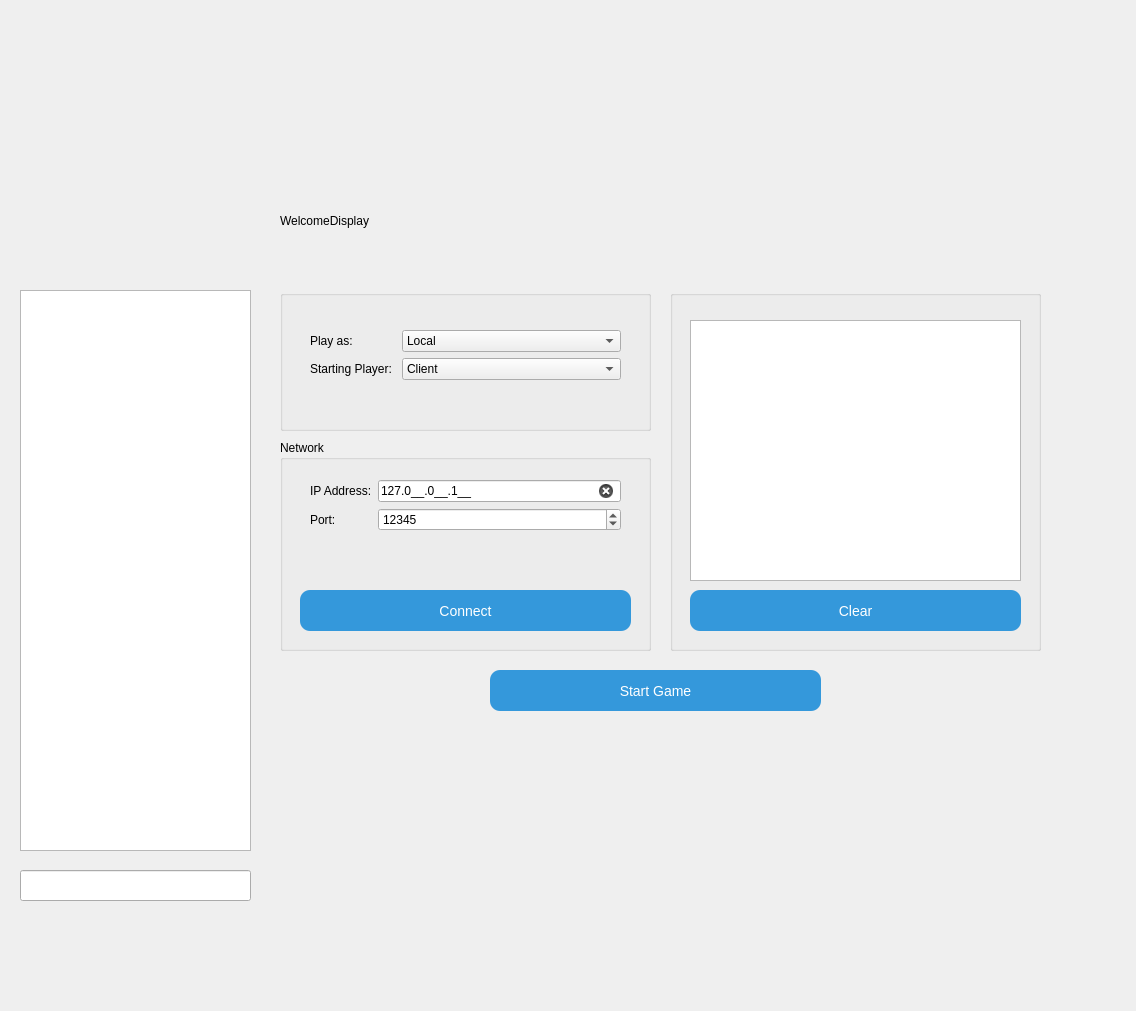
Qt form schach/schachgui.ui (Charly-62/QtChessApp) before a commit.
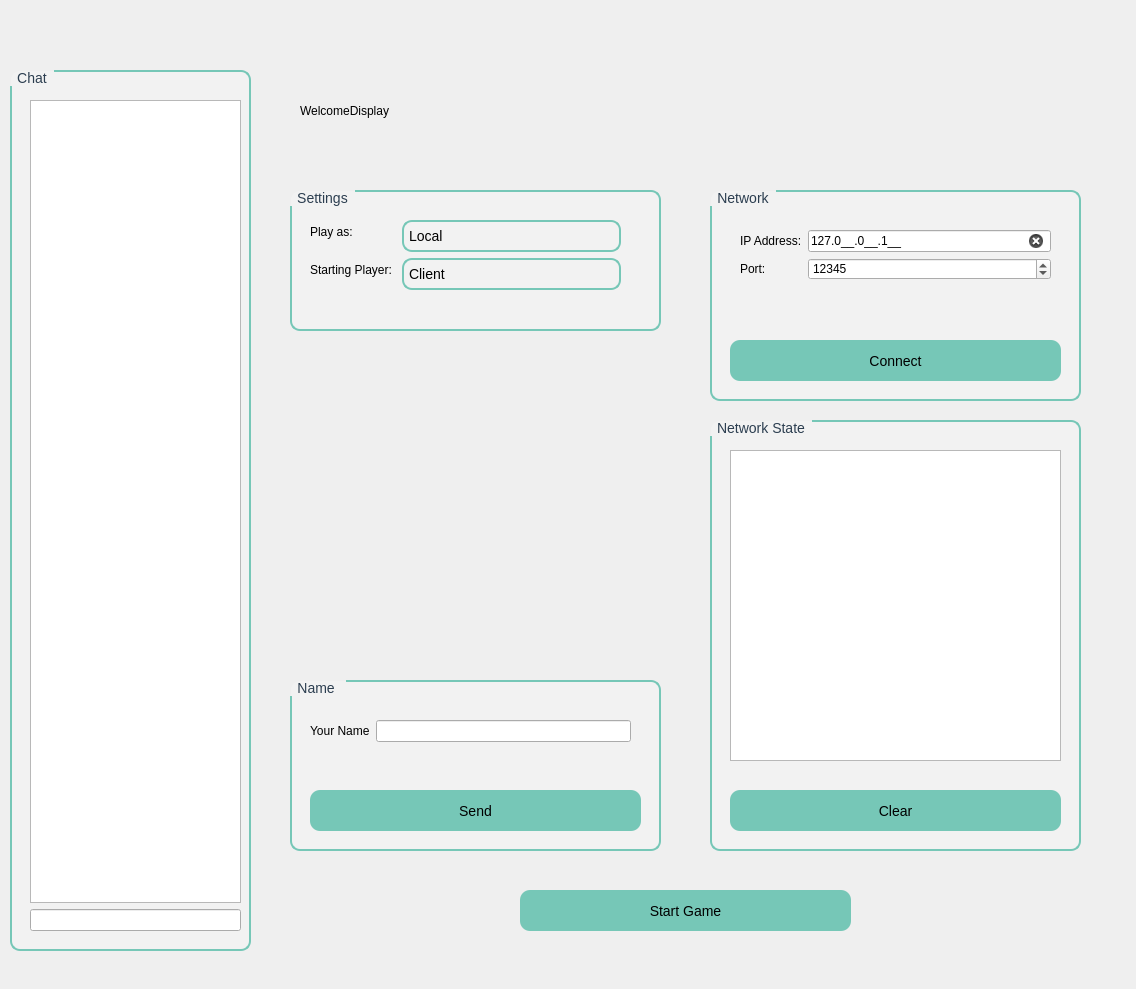
The same form after that commit.

Patch:
```diff
--- a/schach/schachgui.ui
+++ b/schach/schachgui.ui
@@ -7,7 +7,7 @@
     <x>0</x>
     <y>0</y>
     <width>1136</width>
-    <height>1011</height>
+    <height>989</height>
    </rect>
   </property>
   <property name="windowTitle">
@@ -25,7 +25,7 @@
   <widget class="QStackedWidget" name="GAME">
    <property name="geometry">
     <rect>
-     <x>260</x>
+     <x>270</x>
      <y>50</y>
      <width>861</width>
      <height>911</height>
@@ -41,12 +41,31 @@
     <widget class="QGroupBox" name="grpNetwork">
      <property name="geometry">
       <rect>
-       <x>20</x>
-       <y>390</y>
+       <x>440</x>
+       <y>140</y>
        <width>371</width>
        <height>211</height>
       </rect>
      </property>
+     <property name="styleSheet">
+      <string notr="true">QGroupBox {
+    background-color: #f2f2f2; 
+    border: 2px solid #76c7b7; 
+    border-radius: 10px;
+    padding: 10px;
+    font-size: 14px;
+}
+
+QGroupBox::title {
+    subcontrol-origin: margin;
+    subcontrol-position: top left; 
+    padding: 0 5px; 
+    font-size: 30px;
+    font-weight: bold; 
+    color: #2c3e50;
+	font-family: 'Comic Sans MS', cursive, sans-serif;
+}</string>
+     </property>
      <property name="title">
       <string>Network</string>
      </property>
@@ -116,8 +135,8 @@
       </property>
       <property name="styleSheet">
        <string notr="true">QPushButton {
-    background-color: #3498db;
-    color: white;
+    background-color: #76c7b7; /* Light blue-green (teal) */
+    color: black;
     border-radius: 10px;
     padding: 5px;
     font-size: 14px;
@@ -128,7 +147,12 @@
 }
 
 QPushButton:pressed {
-    background-color: #1c598a;
+    background-color: #4fa89a; /* Darker blue-green when pressed */
+}
+
+QPushButton:disabled {
+    background-color: lightgrey;
+    color: grey;
 }
 </string>
       </property>
@@ -140,16 +164,16 @@
     <widget class="QPushButton" name="bStart">
      <property name="geometry">
       <rect>
-       <x>230</x>
-       <y>620</y>
+       <x>250</x>
+       <y>840</y>
        <width>331</width>
        <height>41</height>
       </rect>
      </property>
      <property name="styleSheet">
       <string notr="true">QPushButton {
-    background-color: #3498db;
-    color: white;
+    background-color: #76c7b7; /* Light blue-green (teal) */
+    color: black;
     border-radius: 10px;
     padding: 5px;
     font-size: 14px;
@@ -160,7 +184,12 @@
 }
 
 QPushButton:pressed {
-    background-color: #1c598a;
+    background-color: #4fa89a; /* Darker blue-green when pressed */
+}
+
+QPushButton:disabled {
+    background-color: lightgrey;
+    color: grey;
 }
 </string>
      </property>
@@ -172,24 +201,49 @@
      <property name="geometry">
       <rect>
        <x>20</x>
-       <y>240</y>
+       <y>140</y>
        <width>371</width>
        <height>141</height>
       </rect>
      </property>
+     <property name="cursor">
+      <cursorShape>UpArrowCursor</cursorShape>
+     </property>
+     <property name="styleSheet">
+      <string notr="true">QGroupBox {
+    background-color: #f2f2f2; 
+    border: 2px solid #76c7b7; 
+    border-radius: 10px;
+    padding: 10px;
+    font-size: 14px;
+}
+
+QGroupBox::title {
+    subcontrol-origin: margin;
+    subcontrol-position: top left; 
+    padding: 0 5px; 
+    font-size: 30px;
+    font-weight: bold; 
+    color: #2c3e50;
+	font-family: 'Comic Sans MS', cursive, sans-serif;
+}</string>
+     </property>
      <property name="title">
-      <string/>
+      <string>Settings</string>
      </property>
      <widget class="QWidget" name="formLayoutWidget_2">
       <property name="geometry">
        <rect>
-        <x>30</x>
-        <y>40</y>
+        <x>20</x>
+        <y>30</y>
         <width>311</width>
-        <height>70</height>
+        <height>74</height>
        </rect>
       </property>
       <layout class="QFormLayout" name="formLayout_2">
+       <property name="formAlignment">
+        <set>Qt::AlignHCenter|Qt::AlignTop</set>
+       </property>
        <item row="0" column="0">
         <widget class="QLabel" name="lblHostClient">
          <property name="text">
@@ -199,6 +253,36 @@
        </item>
        <item row="0" column="1">
         <widget class="QComboBox" name="cbHostClient">
+         <property name="cursor">
+          <cursorShape>ArrowCursor</cursorShape>
+         </property>
+         <property name="styleSheet">
+          <string notr="true">QComboBox {
+    background-color: #f2f2f2; /* Lighter grey */
+    color: black;
+    border: 2px solid #76c7b7; /* Border color matches QPushButton */
+    border-radius: 10px;
+    padding: 5px;
+    font-size: 14px;
+}
+
+QComboBox:hover {
+    border-color: #5bb7a5; /* Darker teal on hover */
+}
+
+QComboBox::drop-down {
+    border-radius: 10px;
+}
+
+QComboBox::down-arrow {
+    
+}
+
+</string>
+         </property>
+         <property name="maxVisibleItems">
+          <number>10</number>
+         </property>
          <item>
           <property name="text">
            <string>Local</string>
@@ -225,6 +309,29 @@
        </item>
        <item row="1" column="1">
         <widget class="QComboBox" name="cbStartingPlayer">
+         <property name="styleSheet">
+          <string notr="true">QComboBox {
+    background-color: #f2f2f2; /* Lighter grey */
+    color: black;
+    border: 2px solid #76c7b7; /* Border color matches QPushButton */
+    border-radius: 10px;
+    padding: 5px;
+    font-size: 14px;
+}
+
+QComboBox:hover {
+    border-color: #5bb7a5; /* Darker teal on hover */
+}
+
+QComboBox::drop-down {
+    border-radius: 10px;
+}
+
+QComboBox::down-arrow {
+  
+}
+</string>
+         </property>
          <item>
           <property name="text">
            <string>Client</string>
@@ -243,8 +350,8 @@
     <widget class="QLabel" name="DisplayGame">
      <property name="geometry">
       <rect>
-       <x>20</x>
-       <y>130</y>
+       <x>30</x>
+       <y>20</y>
        <width>761</width>
        <height>81</height>
       </rect>
@@ -256,28 +363,47 @@
     <widget class="QGroupBox" name="groupBox_2">
      <property name="geometry">
       <rect>
-       <x>410</x>
-       <y>240</y>
+       <x>440</x>
+       <y>370</y>
        <width>371</width>
-       <height>361</height>
+       <height>431</height>
       </rect>
      </property>
+     <property name="styleSheet">
+      <string notr="true">QGroupBox {
+    background-color: #f2f2f2; 
+    border: 2px solid #76c7b7; 
+    border-radius: 10px;
+    padding: 10px;
+    font-size: 14px;
+}
+
+QGroupBox::title {
+    subcontrol-origin: margin;
+    subcontrol-position: top left; 
+    padding: 0 5px; 
+    font-size: 30px;
+    font-weight: bold; 
+    color: #2c3e50;
+	font-family: 'Comic Sans MS', cursive, sans-serif;
+}</string>
+     </property>
      <property name="title">
-      <string/>
+      <string>Network State</string>
      </property>
      <widget class="QPushButton" name="pbClear">
       <property name="geometry">
        <rect>
         <x>20</x>
-        <y>300</y>
+        <y>370</y>
         <width>331</width>
         <height>41</height>
        </rect>
       </property>
       <property name="styleSheet">
        <string notr="true">QPushButton {
-    background-color: #3498db;
-    color: white;
+    background-color: #76c7b7; /* Light blue-green (teal) */
+    color: black;
     border-radius: 10px;
     padding: 5px;
     font-size: 14px;
@@ -288,7 +414,12 @@
 }
 
 QPushButton:pressed {
-    background-color: #1c598a;
+    background-color: #4fa89a; /* Darker blue-green when pressed */
+}
+
+QPushButton:disabled {
+    background-color: lightgrey;
+    color: grey;
 }
 </string>
       </property>
@@ -302,11 +433,101 @@
         <x>20</x>
         <y>30</y>
         <width>331</width>
-        <height>261</height>
+        <height>311</height>
        </rect>
       </property>
      </widget>
     </widget>
+    <widget class="QGroupBox" name="groupBox_4">
+     <property name="geometry">
+      <rect>
+       <x>20</x>
+       <y>630</y>
+       <width>371</width>
+       <height>171</height>
+      </rect>
+     </property>
+     <property name="styleSheet">
+      <string notr="true">QGroupBox {
+    background-color: #f2f2f2; 
+    border: 2px solid #76c7b7; 
+    border-radius: 10px;
+    padding: 10px;
+    font-size: 14px;
+}
+
+QGroupBox::title {
+    subcontrol-origin: margin;
+    subcontrol-position: top left; 
+    padding: 0 5px; 
+    font-size: 30px;
+    font-weight: bold; 
+    color: #2c3e50;
+	font-family: 'Comic Sans MS', cursive, sans-serif;
+}</string>
+     </property>
+     <property name="title">
+      <string>Name </string>
+     </property>
+     <widget class="QWidget" name="formLayoutWidget_3">
+      <property name="geometry">
+       <rect>
+        <x>20</x>
+        <y>40</y>
+        <width>321</width>
+        <height>51</height>
+       </rect>
+      </property>
+      <layout class="QFormLayout" name="formLayout_3">
+       <item row="0" column="0">
+        <widget class="QLabel" name="namelbl">
+         <property name="text">
+          <string>Your Name</string>
+         </property>
+        </widget>
+       </item>
+       <item row="0" column="1">
+        <widget class="QLineEdit" name="lename"/>
+       </item>
+      </layout>
+     </widget>
+     <widget class="QPushButton" name="bSendName">
+      <property name="geometry">
+       <rect>
+        <x>20</x>
+        <y>110</y>
+        <width>331</width>
+        <height>41</height>
+       </rect>
+      </property>
+      <property name="styleSheet">
+       <string notr="true">QPushButton {
+    background-color: #76c7b7; /* Light blue-green (teal) */
+    color: black;
+    border-radius: 10px;
+    padding: 5px;
+    font-size: 14px;
+}
+
+QPushButton:hover {
+    background-color: #5bb7a5; /* Slightly darker teal for hover */
+}
+
+QPushButton:pressed {
+    background-color: #4fa89a; /* Darker blue-green when pressed */
+}
+
+QPushButton:disabled {
+    background-color: lightgrey;
+    color: grey;
+}
+</string>
+      </property>
+      <property name="text">
+       <string>Send</string>
+      </property>
+     </widget>
+    </widget>
    </widget>
    <widget class="QWidget" name="gamepage">
     <widget class="QStackedWidget" name="swpawnpromotion">
@@ -2281,31 +2502,62 @@
     </widget>
    </widget>
   </widget>
-  <widget class="QListWidget" name="lstChat">
+  <widget class="QGroupBox" name="groupBox_3">
    <property name="geometry">
     <rect>
-     <x>20</x>
-     <y>290</y>
-     <width>231</width>
-     <height>561</height>
+     <x>10</x>
+     <y>70</y>
+     <width>241</width>
+     <height>881</height>
     </rect>
    </property>
-  </widget>
-  <widget class="QLineEdit" name="leSendChat">
-   <property name="geometry">
-    <rect>
-     <x>20</x>
-     <y>870</y>
-     <width>231</width>
-     <height>31</height>
-    </rect>
+   <property name="styleSheet">
+    <string notr="true">QGroupBox {
+    background-color: #f2f2f2; 
+    border: 2px solid #76c7b7; 
+    border-radius: 10px;
+    padding: 10px;
+    font-size: 14px;
+}
+
+QGroupBox::title {
+    subcontrol-origin: margin;
+    subcontrol-position: top left; 
+    padding: 0 5px; 
+    font-size: 30px;
+    font-weight: bold; 
+    color: #2c3e50;
+	font-family: 'Comic Sans MS', cursive, sans-serif;
+}</string>
    </property>
-   <property name="text">
-    <string/>
+   <property name="title">
+    <string>Chat</string>
    </property>
-   <property name="maxLength">
-    <number>100</number>
-   </property>
+   <widget class="QWidget" name="verticalLayoutWidget_2">
+    <property name="geometry">
+     <rect>
+      <x>20</x>
+      <y>30</y>
+      <width>211</width>
+      <height>831</height>
+     </rect>
+    </property>
+    <layout class="QVBoxLayout" name="verticalLayout_2">
+     <item>
+      <widget class="QListWidget" name="lstChat"/>
+     </item>
+     <item>
+      <widget class="QLineEdit" name="leSendChat">
+       <property name="text">
+        <string/>
+       </property>
+       <property name="maxLength">
+        <number>100</number>
+       </property>
+      </widget>
+     </item>
+    </layout>
+   </widget>
   </widget>
  </widget>
  <resources/>
```
Left out of the diff: 56 changed lines with no effect on the pictures.
